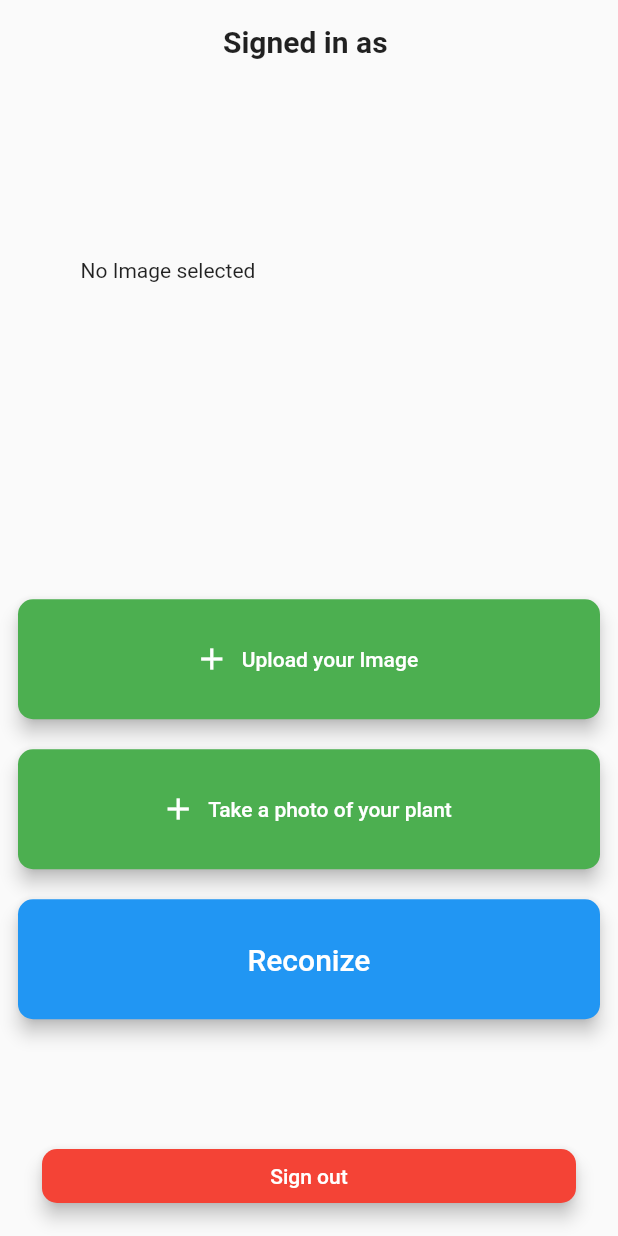
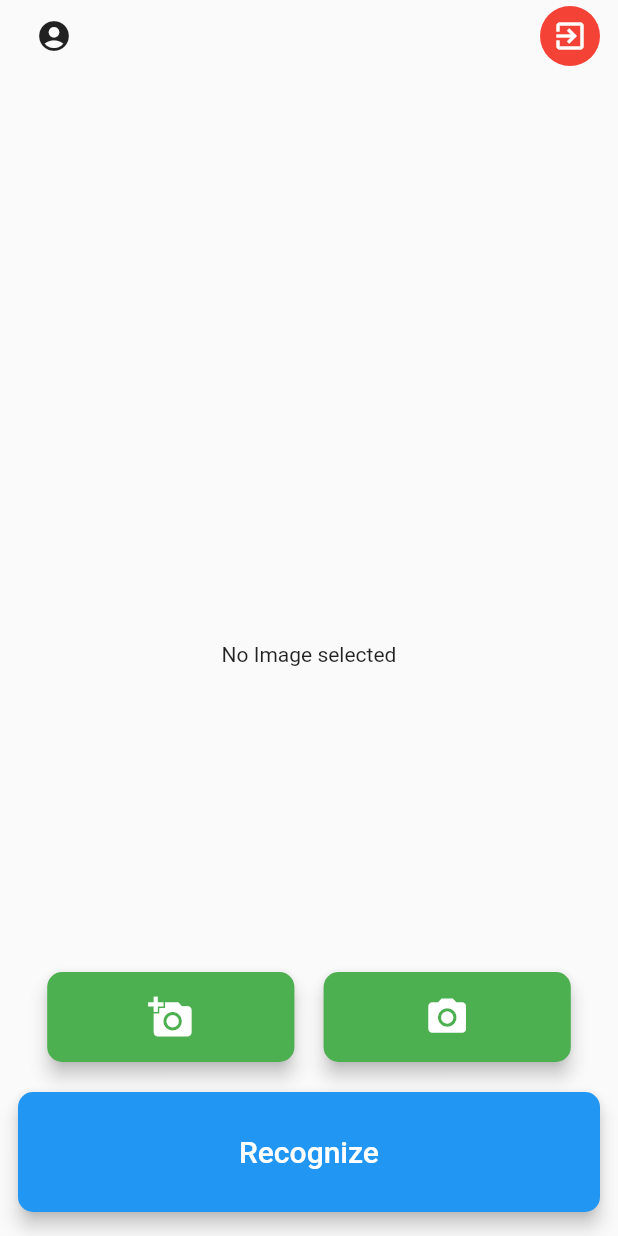
Before and after one commit to MSPR-Plant/A-rosa-je, a Flutter app: the screen it shows once a user with an empty profile is signed in, on a phone screen of 412 x 824 dp. Run offline on Flutter 3.47's test engine with Material 2 defaults, Android fonts, the phone set to English and light mode, and no system bars; our stand-ins replace cloud_firestore, file_picker, firebase_auth, firebase_core, font_awesome_flutter, google_maps_flutter and 1 more; accounts and stored records are empty.

Commit message:
Update HomePage + Adding ProfilePage + Link MapPage

```diff
--- a/lib/pages/home_page.dart
+++ b/lib/pages/home_page.dart
@@ -1,11 +1,11 @@
 import 'dart:io';
-
 import 'package:file_picker/file_picker.dart';
 import 'package:firebase_auth/firebase_auth.dart';
 import 'package:flutter/material.dart';
 import 'package:flutter/foundation.dart';
 import 'package:flutter/services.dart';
 import 'package:image_picker/image_picker.dart';
+import 'profile_page.dart';
 import 'package:http/http.dart' as http;
 
 class HomePage extends StatefulWidget {
@@ -118,39 +118,95 @@ class _HomePageState extends State<HomePage> {
         padding: const EdgeInsets.symmetric(horizontal: 12.0),
         child: SafeArea(
           child: Column(
-            crossAxisAlignment: CrossAxisAlignment.center,
+            crossAxisAlignment: CrossAxisAlignment.start,
             children: [
-              Padding(
-                padding: const EdgeInsets.all(16.0),
-                child: Text(
-                  'Signed in as ' + user.email!,
-                  style: TextStyle(
-                    fontWeight: FontWeight.bold,
-                    fontSize: 20,
+              Row(
+                mainAxisAlignment: MainAxisAlignment.spaceBetween,
+                children: [
+                  GestureDetector(
+                    child: IconButton(
+                      onPressed: () {
+                        Navigator.push(context, MaterialPageRoute(
+                          builder: (context) {
+                            return ProfilePage();
+                          },
+                        ));
+                      },
+                      icon: Icon(Icons.account_circle),
                     ),
                   ),
+                  // Text(
+                  //   'Signed in as ' + user.email!,
+                  //   style: TextStyle(
+                  //     fontWeight: FontWeight.bold,
+                  //     fontSize: 20,
+                  //   ),
+                  // ),
+                  CircleAvatar(
+                    backgroundColor: Colors.red,
+                    child: IconButton(
+                      onPressed: () {
+                        FirebaseAuth.instance.signOut();
+                      },
+                      icon: Icon(Icons.exit_to_app),
+                      color: Colors.white,
+                    ),
+                  ),
+                ],
               ),
               Expanded(
                 child: Stack(
                   children: [
+                    Container(
+                      alignment: Alignment.center,
+                      child: image != null
+                          ? Image.file(
+                              image!,
+                              height: double.infinity,
+                              width: double.infinity,
+                              fit: BoxFit.cover,
+                            )
+                          : const Text("No Image selected"),
+                    ),
+                    if (image != null)
+                      Positioned(
+                        top: 0,
+                        right: 0,
+                        child: IconButton(
+                          onPressed: () {
+                            setState(() {
+                              image = null;
+                            });
+                          },
+                          icon: Icon(
+                            Icons.close,
+                            color: Colors.red,
+                          ),
+                        ),
+                      ),
                     Align(
-                      alignment: Alignment.center,
+                      alignment: Alignment.bottomCenter,
+                      child: Padding(
+                        padding: const EdgeInsets.only(bottom: 16.0),
                         child: Column(
-                        mainAxisAlignment: MainAxisAlignment.center,
+                          mainAxisAlignment: MainAxisAlignment.end,
+                          children: [
+                            Row(
+                              mainAxisAlignment: MainAxisAlignment.spaceEvenly,
                               children: [
                                 SizedBox(
-                            height: 200,
-                          ),
-                          SizedBox(
-                            height: 80,
-                            width: double.infinity,
-                            child: ElevatedButton.icon(
+                                  height: 60,
+                                  width:
+                                      MediaQuery.of(context).size.width / 2.5,
+                                  child: ElevatedButton(
                                     onPressed: () {
                                       // TODO: Ajouter la fonctionalité d'ajout d'image
                                       pickImage();
                                     },
-                              icon: Icon(Icons.add),
-                              label: Text('Upload your Image'),
+                                    child: Icon(
+                                      Icons.add_a_photo,
+                                      size: 30,
+                                    ),
                                     style: ElevatedButton.styleFrom(
                                       primary: Colors.green,
                                       elevation: 5,
@@ -160,19 +216,19 @@ class _HomePageState extends State<HomePage> {
                                     ),
                                   ),
                                 ),
-                          if (!kIsWeb) // TODO: Check if app is not running on web
-                            SizedBox(height: 20),
-                          if (!kIsWeb)
                                 SizedBox(
-                              height: 80,
-                              width: double.infinity,
-                              child: ElevatedButton.icon(
+                                  height: 60,
+                                  width:
+                                      MediaQuery.of(context).size.width / 2.5,
+                                  child: ElevatedButton(
                                     onPressed: () {
                                       // TODO: Ajouter la fonctionalité de prise de photo
                                       pickCamera();
                                     },
-                                icon: Icon(Icons.add),
-                                label: Text('Take a photo of your plant'),
+                                    child: Icon(
+                                      Icons.camera_alt,
+                                      size: 30,
+                                    ),
                                     style: ElevatedButton.styleFrom(
                                       primary: Colors.green,
                                       elevation: 5,
@@ -182,6 +238,8 @@ class _HomePageState extends State<HomePage> {
                                     ),
                                   ),
                                 ),
+                              ],
+                            ),
                             SizedBox(height: 20),
                             SizedBox(
                               height: 80,
@@ -189,7 +247,6 @@ class _HomePageState extends State<HomePage> {
                               child: ElevatedButton(
                                 onPressed: () {
                                   // TODO: Ajouter la fonctionalité de prise de photo
-
                                   sendImageToPython(image!);
                                 },
                                 style: ElevatedButton.styleFrom(
@@ -199,50 +256,15 @@ class _HomePageState extends State<HomePage> {
                                     borderRadius: BorderRadius.circular(10),
                                   ),
                                 ),
-                              child: Text("Reconize",
+                                child: Text(
+                                  "Recognize",
                                   style: TextStyle(
                                     fontSize: 20,
-                                  )),
+                                  ),
+                                ),
                               ),
                             ),
                           ],
-                      ),
-                    ),
-
-                    /*if (pickedfile != null)
-                      SizedBox(
-                        height: 300,
-                        width: 300,
-                        child: Image.file(image!),
-                      )
-                    else
-                      (Text("No Image Selected")),*/
-                    Container(
-                      width: 200,
-                      height: 250,
-                      alignment: Alignment.center,
-                      child: image != null
-                          ? Image.file(image!)
-                          : const Text("No Image selected"),
-                    ),
-                    Positioned(
-                      bottom: 16,
-                      left: 16,
-                      right: 16,
-                      child: SizedBox(
-                        width: double.infinity,
-                        child: ElevatedButton(
-                          onPressed: () {
-                            FirebaseAuth.instance.signOut();
-                          },
-                          child: Text('Sign out'),
-                          style: ElevatedButton.styleFrom(
-                            primary: Colors.red,
-                            elevation: 5,
-                            shape: RoundedRectangleBorder(
-                              borderRadius: BorderRadius.circular(10),
-                            ),
-                          ),
                         ),
                       ),
                     ),
```
Also changed, not shown: lib/pages/forgot_password.dart (+18 -16 lines), lib/pages/login.dart (+37 -56 lines), lib/pages/profile_page.dart (added, +135 -0 lines). Lines whose indentation alone changed are shown as unchanged.
